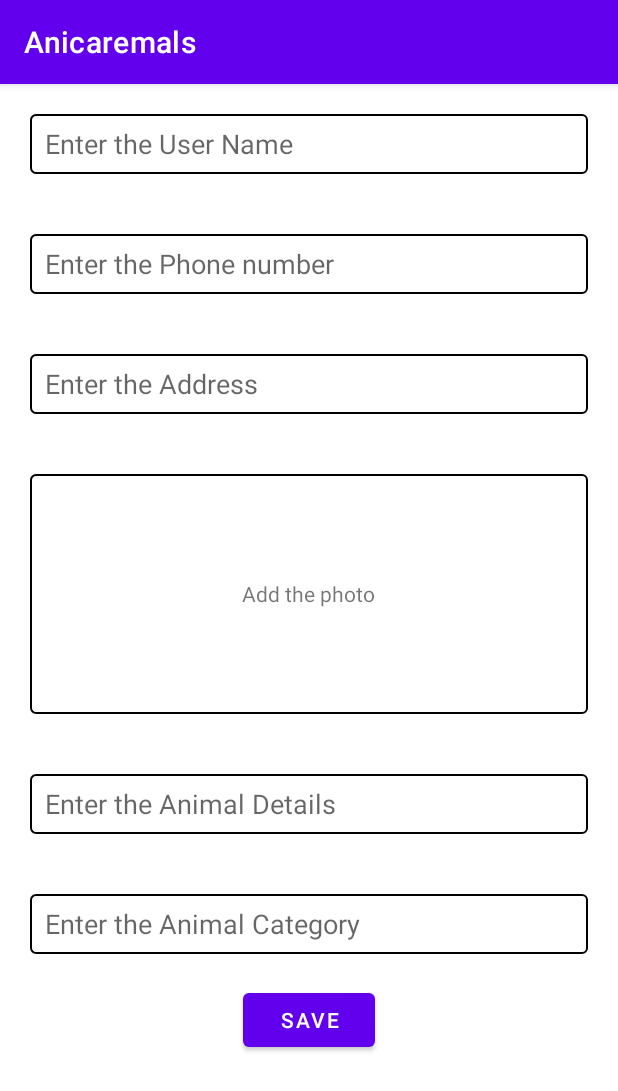
After one commit to chekeAditya/AniCare, an Android app: the AnimalAddActivity screen opened directly, with no data from a screen before it, on a phone screen of 412 x 824 dp. The commit adds this screen. Shown: the top 1091 px of the screen. Run offline under Robolectric (Android 15) with nearby library versions, the phone set to English and light mode, and no system bars; our stand-ins replace Firebase (no records; nobody signed in at launch, a user with empty details on screens opened directly), data binding.

Commit message:
Commit to sudarshsan

```diff
--- /dev/null
+++ b/app/src/main/res/drawable/rectangleshapre.xml
@@ -0,0 +1,14 @@
+<?xml version="1.0" encoding="utf-8"?>
+<shape xmlns:android="http://schemas.android.com/apk/res/android"
+    android:shape="rectangle">
+
+    <solid android:color="@color/white"></solid>
+    <stroke android:color="@color/black" android:width="1dp" />
+
+    <size
+        android:width="363px"
+        android:height="44px"></size>
+    <corners android:radius="3dp" />
+
+
+</shape>
--- /dev/null
+++ b/app/src/main/res/layout/activity_animal_add.xml
@@ -0,0 +1,88 @@
+<?xml version="1.0" encoding="utf-8"?>
+
+<layout xmlns:android="http://schemas.android.com/apk/res/android">
+
+    <LinearLayout
+        android:layout_width="match_parent"
+        android:layout_height="match_parent"
+        android:orientation="vertical">
+
+        <EditText
+            android:id="@+id/etUser_Name"
+            android:layout_width="match_parent"
+            android:layout_height="40dp"
+            android:layout_margin="20dp"
+            android:background="@drawable/rectangleshapre"
+            android:hint="Enter the User Name "
+            android:paddingLeft="10dp" />
+
+        <EditText
+            android:id="@+id/etPhone_Number"
+            android:layout_width="match_parent"
+            android:layout_height="40dp"
+            android:layout_margin="20dp"
+            android:background="@drawable/rectangleshapre"
+            android:hint="Enter the Phone number "
+            android:inputType="number"
+            android:paddingLeft="10dp" />
+
+        <EditText
+            android:id="@+id/etAddress"
+            android:layout_width="match_parent"
+            android:layout_height="40dp"
+            android:layout_margin="20dp"
+            android:background="@drawable/rectangleshapre"
+            android:hint="Enter the Address"
+            android:paddingLeft="10dp" />
+
+        <RelativeLayout
+            android:layout_width="match_parent"
+            android:layout_height="200dp">
+
+
+            <ImageView
+                android:id="@+id/ivAnimal_Image"
+                android:layout_width="match_parent"
+                android:layout_height="200dp"
+                android:layout_marginStart="20dp"
+                android:layout_marginTop="20dp"
+                android:layout_marginEnd="20dp"
+                android:layout_marginBottom="20dp"
+                android:background="@drawable/rectangleshapre"
+                android:scaleType="fitXY" />
+
+            <TextView
+                android:id="@+id/tvaddphoto"
+                android:layout_width="wrap_content"
+                android:layout_height="wrap_content"
+                android:layout_centerInParent="true"
+                android:text="Add the photo" />
+        </RelativeLayout>
+
+
+        <EditText
+            android:id="@+id/etAnimal_Details"
+            android:layout_width="match_parent"
+            android:layout_height="40dp"
+            android:hint="Enter the Animal Details"
+            android:paddingLeft="10dp"
+            android:layout_margin="20dp"
+            android:background="@drawable/rectangleshapre" />
+
+        <EditText
+            android:id="@+id/etAnimal_Category"
+            android:layout_width="match_parent"
+            android:hint="Enter the Animal Category"
+            android:layout_height="40dp"
+            android:paddingLeft="10dp"
+            android:layout_margin="20dp"
+            android:background="@drawable/rectangleshapre" />
+
+        <Button
+            android:id="@+id/btnsave"
+            android:layout_width="wrap_content"
+            android:layout_height="wrap_content"
+            android:layout_gravity="center"
+            android:text="Save" />
+    </LinearLayout>
+</layout>
```
Also changed, not shown: app/build.gradle (+8 -1 lines), app/src/main/AndroidManifest.xml (+7 -1 lines), app/src/main/java/com/application/anicaremals/remote/response/ResponseModel.kt (+8 -6 lines), app/src/main/java/com/application/anicaremals/ui/home/AnimalAdaptor.kt (added, +50 -0 lines), app/src/main/java/com/application/anicaremals/ui/home/AnimalAddActivity.kt (added, +129 -0 lines), app/src/main/java/com/application/anicaremals/ui/home/MainActivity.kt (+56 -2 lines), app/src/main/res/layout/activity_main.xml (+23 -14 lines), app/src/main/res/layout/activity_main2.xml (deleted, +0 -9 lines), app/src/main/res/layout/animal_item_layout.xml (added, +70 -0 lines).
